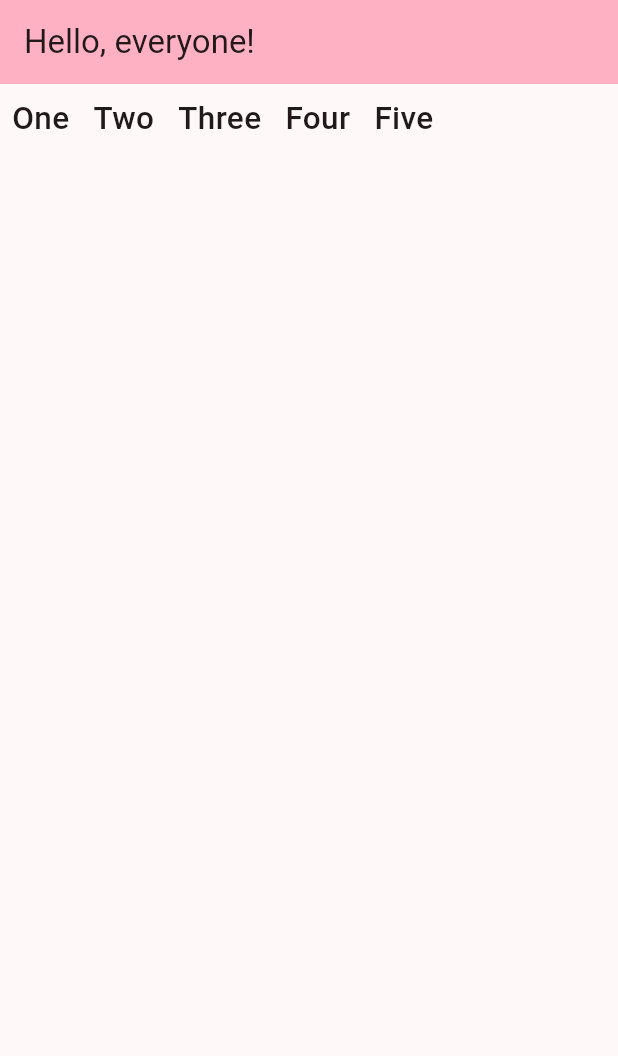
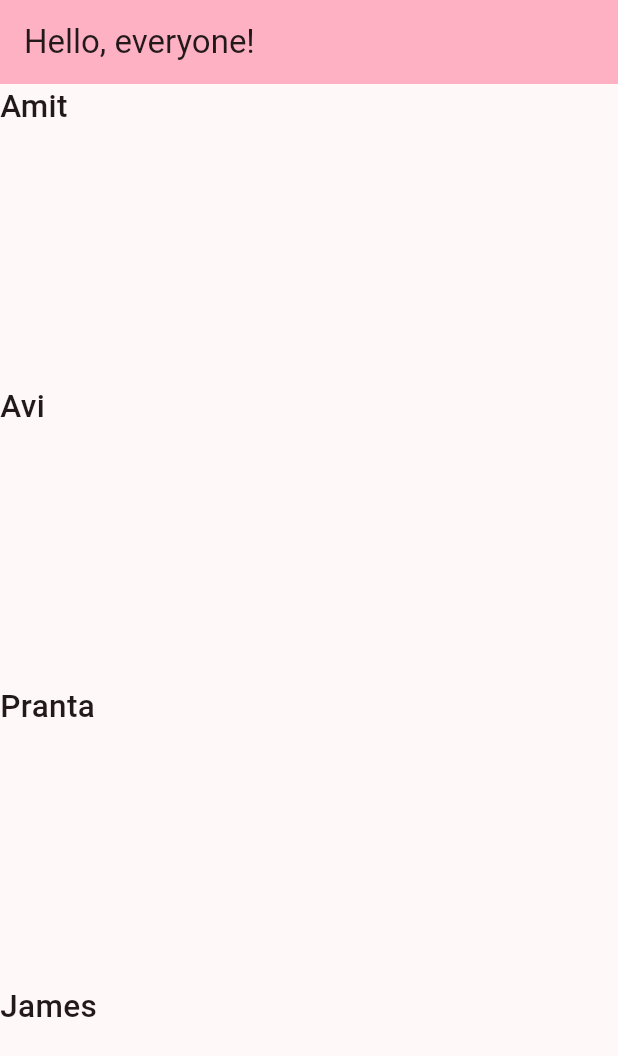
Before and after one commit to AM1T-44/Flutter-Learning, a Flutter app: the screen it shows after launch, on a phone screen of 412 x 824 dp. Shown: the top 1056 px of the screen. Run offline on Flutter 3.47's test engine with Material 3 defaults, Android fonts, the phone set to English and light mode, and no system bars.

```diff
--- a/flutter_learn/lib/main.dart
+++ b/flutter_learn/lib/main.dart
@@ -35,51 +35,38 @@ class MyHomePage extends StatefulWidget {
 class _MyHomePageState extends State<MyHomePage> {
   @override
   Widget build(BuildContext context) {
+    var arrNames = ['Amit', 'Avi', "Pranta", 'James', 'Tomal', 'Pritom'];
+
     return Scaffold(
         appBar: AppBar(
           backgroundColor: Theme.of(context).colorScheme.inversePrimary,
           title: Text(widget.title),
         ),
-        body: ListView(
-          scrollDirection: Axis.horizontal,
-          //reverse: true,
-          children: [
-            Padding(
-              padding: const EdgeInsets.all(8.0),
-              child: Text(
-                "One",
-                style: TextStyle(fontSize: 21, fontWeight: FontWeight.w500),
-              ),
-            ),
-            Padding(
-              padding: const EdgeInsets.all(8.0),
-              child: Text(
-                "Two",
-                style: TextStyle(fontSize: 21, fontWeight: FontWeight.w500),
-              ),
-            ),
-            Padding(
-              padding: const EdgeInsets.all(8.0),
-              child: Text(
-                "Three",
-                style: TextStyle(fontSize: 21, fontWeight: FontWeight.w500),
-              ),
-            ),
-            Padding(
-              padding: const EdgeInsets.all(8.0),
-              child: Text(
-                "Four",
-                style: TextStyle(fontSize: 21, fontWeight: FontWeight.w500),
-              ),
-            ),
-            Padding(
-              padding: const EdgeInsets.all(8.0),
-              child: Text(
-                "Five",
-                style: TextStyle(fontSize: 21, fontWeight: FontWeight.w500),
-              ),
-            )
-          ],
+        body: ListView.builder(
+          itemBuilder: (context, index) {
+            return Text(
+              arrNames[index],
+              style: TextStyle(fontSize: 21, fontWeight: FontWeight.w500),
+            );
+          },
+          itemCount: arrNames.length,
+          itemExtent: 200,
+          scrollDirection: Axis.vertical,
         ));
   }
 }
+
+// ListView.separated(
+//             itemBuilder: (context, index) {
+//               return Text(
+//                 arrNames[index],
+//                 style: TextStyle(fontSize: 21, fontWeight: FontWeight.w500),
+//               );
+//             },
+//             separatorBuilder: (context, index) {
+//               return Divider(
+//                 height: 200,
+//                 thickness: 5,
+//               );
+//             },
+//             itemCount: arrNames.length)
```
